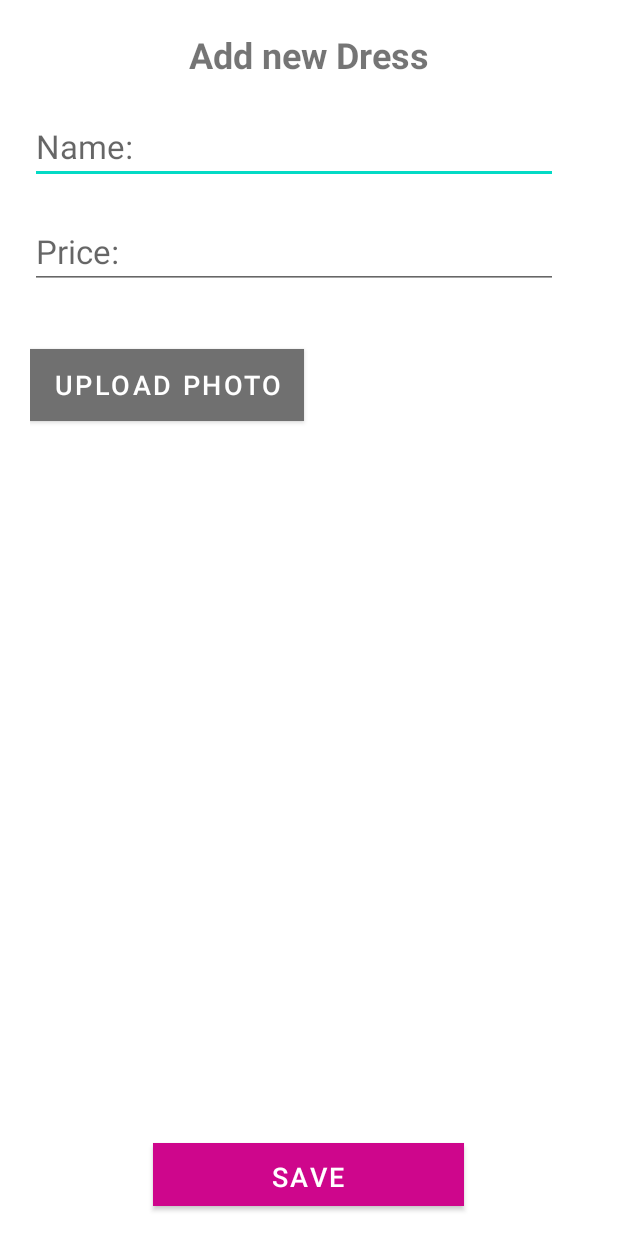
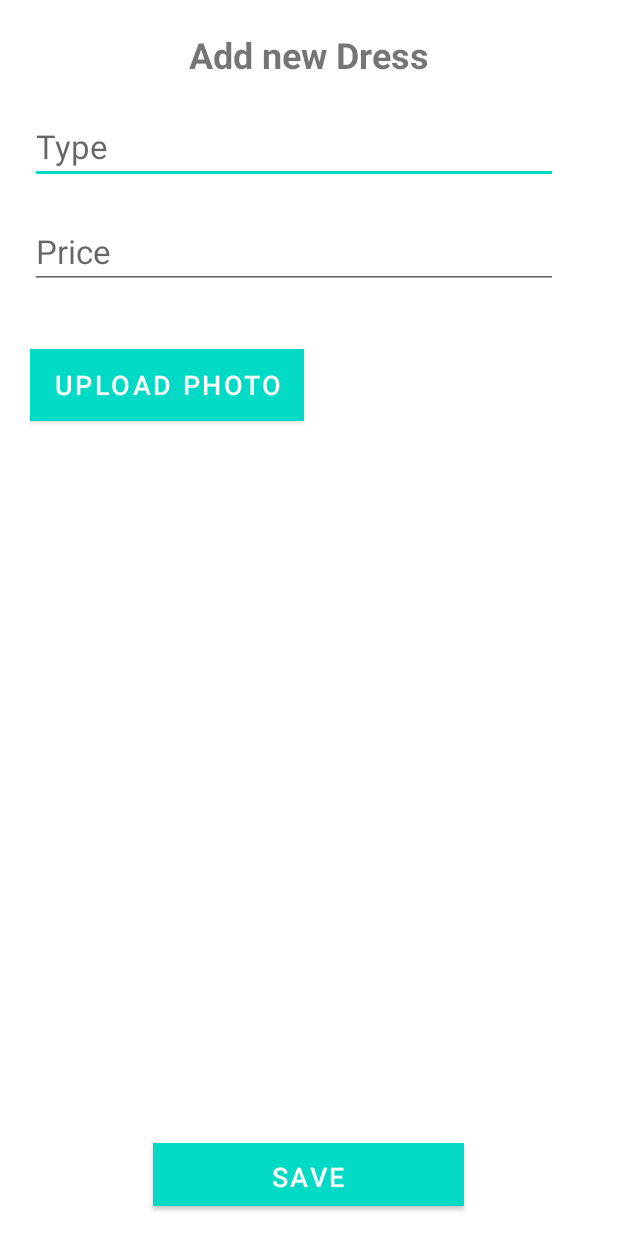
Before and after one commit to omerperez/Bride_Dresses_Project, an Android app: the layout fragment_create_dress.xml on its own in the app's theme, with its tools: preview values and no code run, on a phone screen of 412 x 824 dp. Run offline under Robolectric (Android 15) with nearby library versions, the phone set to English and light mode, and no system bars.

Commit message:
Add create fragment to nav_graph

```diff
--- a/app/build.gradle
+++ b/app/build.gradle
@@ -45,6 +45,7 @@ dependencies {
     implementation 'com.google.firebase:firebase-storage:20.0.0'
     implementation 'com.google.android.gms:play-services-maps:18.0.2'
     implementation 'androidx.legacy:legacy-support-v4:1.0.0'
+    implementation 'com.google.firebase:firebase-firestore:24.0.1'
     testImplementation 'junit:junit:4.+'
     androidTestImplementation 'androidx.test.ext:junit:1.1.3'
     androidTestImplementation 'androidx.test.espresso:espresso-core:3.4.0'
--- a/app/src/main/res/layout/fragment_add_edit_dress.xml
+++ b/app/src/main/res/layout/fragment_create_dress.xml
@@ -1,13 +1,16 @@
 <?xml version="1.0" encoding="utf-8"?>
-<RelativeLayout xmlns:android="http://schemas.android.com/apk/res/android"
-    xmlns:app="http://schemas.android.com/apk/res-auto"
+<FrameLayout xmlns:android="http://schemas.android.com/apk/res/android"
+    xmlns:tools="http://schemas.android.com/tools"
+    android:layout_width="match_parent"
+    android:layout_height="match_parent"
+    tools:context=".CreateDressFragment">
+<RelativeLayout
     android:layout_width="match_parent"
     android:layout_height="match_parent"
     android:layout_marginLeft="20dp"
     android:layout_marginRight="20dp">
-
     <TextView
-        android:id="@+id/header"
+        android:id="@+id/create_dress_title"
         android:layout_width="wrap_content"
         android:layout_height="wrap_content"
         android:layout_centerHorizontal="true"
@@ -18,69 +21,60 @@
 
 
     <EditText
-        android:id="@+id/title_edit_Text"
+        android:id="@+id/create_dress_type"
         android:layout_width="match_parent"
         android:layout_height="wrap_content"
-        android:layout_below="@+id/header"
+        android:layout_below="@+id/create_dress_title"
         android:layout_marginTop="20dp"
         android:layout_marginRight="20dp"
         android:ems="10"
-        android:hint="Name:"
+        android:hint="Type"
         android:textSize="22sp" />
 
     <EditText
-        android:id="@+id/price_edit_text"
+        android:id="@+id/create_dress_price"
         android:layout_width="match_parent"
         android:layout_height="wrap_content"
-        android:layout_below="@+id/title_edit_Text"
+        android:layout_below="@+id/create_dress_type"
         android:layout_marginTop="20dp"
         android:layout_marginRight="20dp"
         android:ems="10"
-        android:hint="Price:"
+        android:hint="Price"
         android:inputType="number"
         android:textSize="22sp" />
 
     <Button
-        android:id="@+id/upload_photo_button"
+        android:id="@+id/create_dress_upload_btn"
         android:layout_width="wrap_content"
         android:layout_height="wrap_content"
-        android:layout_below="@id/price_edit_text"
+        android:layout_below="@id/create_dress_price"
         android:layout_marginTop="40dp"
         android:background="#F5F5F5"
         android:text="Upload photo"
         android:textSize="18sp"
-        app:backgroundTint="#707070" />
+        android:backgroundTint="#707070" />
 
     <ImageView
-        android:id="@+id/image_item"
+        android:id="@+id/create_dress_image"
         android:layout_width="match_parent"
         android:layout_height="200dp"
-        android:layout_alignTop="@id/upload_photo_button"
+        android:layout_alignTop="@id/create_dress_upload_btn"
         android:layout_marginLeft="40dp"
-        android:layout_toRightOf="@id/upload_photo_button" />
-
-
-    <ProgressBar
-        android:id="@+id/progressBar"
-        android:layout_width="50dp"
-        android:layout_height="50dp"
-        android:layout_above="@id/save_button"
-        android:layout_centerHorizontal="true"
-        android:visibility="invisible" />
+        android:layout_toRightOf="@id/create_dress_upload_btn" />
 
 
     <Button
-        android:id="@+id/save_button"
+        android:id="@+id/create_dress_save_btn"
         android:layout_width="207dp"
         android:layout_height="42dp"
         android:layout_alignParentBottom="true"
         android:layout_centerHorizontal="true"
         android:layout_marginTop="40dp"
         android:layout_marginBottom="20dp"
-        android:background="#F5F5F5"
+        android:background="#B212BD"
+        android:backgroundTint="#CE068C"
         android:text="Save"
-        android:textSize="18sp"
-        app:backgroundTint="#CE068C" />
-
+        android:textSize="18sp" />
 
 </RelativeLayout>
+</FrameLayout>
--- a/app/src/main/res/navigation/nav_graph.xml
+++ b/app/src/main/res/navigation/nav_graph.xml
@@ -25,4 +25,9 @@
             android:id="@+id/action_SecondFragment_to_FirstFragment"
             app:destination="@id/FirstFragment" />
     </fragment>
+    <fragment
+        android:id="@+id/createDressFragment"
+        android:name="com.example.bride_dresses_project.CreateDressFragment"
+        android:label="fragment_create_dress"
+        tools:layout="@layout/fragment_create_dress" />
 </navigation>
```
Also changed, not shown: app/src/main/AndroidManifest.xml (+3 -10 lines), app/src/main/java/com/example/bride_dresses_project/CreateDressFragment.java (added, +135 -0 lines), app/src/main/java/com/example/bride_dresses_project/MainActivity.java (+7 -67 lines), app/src/main/java/com/example/bride_dresses_project/fragments/AddEditDressFragment.java (deleted, +0 -82 lines), app/src/main/java/com/example/bride_dresses_project/model/Dress.java (+19 -22 lines).
